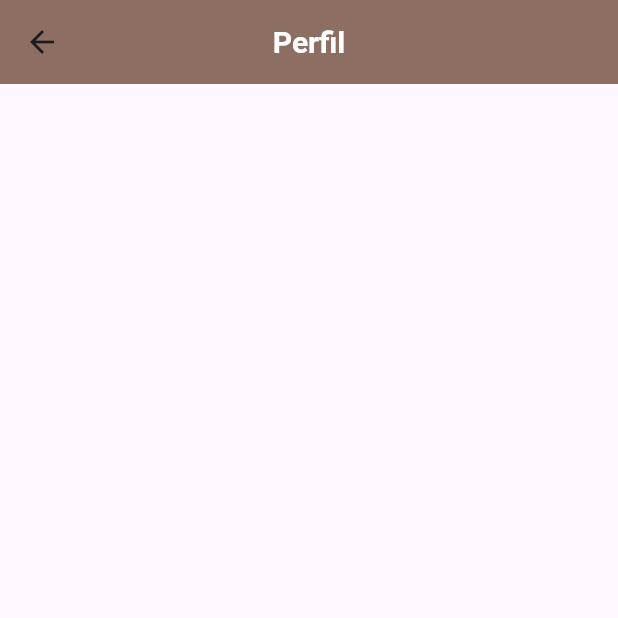
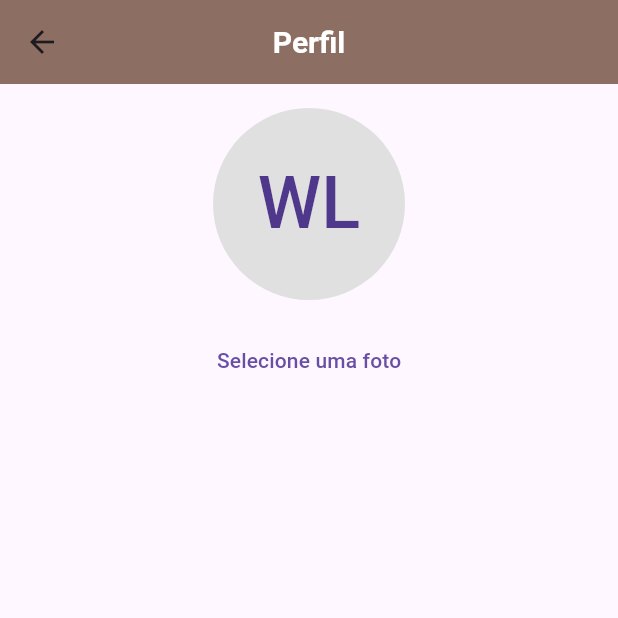
Before and after one commit to Wellington-Lamb/materiall_app, a Flutter app: the ProfilePage screen opened by its route, on a phone screen of 412 x 824 dp, the top half of it. Run offline on Flutter 3.47's test engine with Material 3 defaults, Android fonts, the phone set to English and light mode, and no system bars; our stand-ins replace image_cropper, image_picker.

Commit message:
Adição de imagens no "profile_page"
- Criação de um arquivo "image_helper"
- Mexida total no aquivo "profile_page" implementando a função de adicionar uma imagem para o perfil do usuário.
- Adição de dependências e sdk no arquivo "pubspec.yaml".
- Foi adicionado chaves novas no Info.plist para a questão das imagens.

```diff
--- a/lib/profile_page.dart
+++ b/lib/profile_page.dart
@@ -1,4 +1,7 @@
+import 'dart:io';
 import 'package:flutter/material.dart';
+import 'package:image_cropper/image_cropper.dart';
+import 'package:meu_primeiro_app/image_helper.dart';
 
 class ProfilePage extends StatelessWidget {
   const ProfilePage({super.key});
@@ -16,7 +19,63 @@ class ProfilePage extends StatelessWidget {
         ),
       ),
 
-      body: Center(),
+      body: const Center(child: ProfileImage(initials: "WL")),
     );
   }
 }
+
+final imageHelper = ImageHelper();
+
+class ProfileImage extends StatefulWidget {
+  const ProfileImage({super.key, required this.initials});
+
+  final String initials;
+
+  @override
+  State<ProfileImage> createState() => _ProfileImageState();
+}
+
+class _ProfileImageState extends State<ProfileImage> {
+  File? _image;
+
+  @override
+  Widget build(BuildContext context) {
+    return Column(
+      children: [
+        const SizedBox(height: 16),
+        Center(
+          child: FittedBox(
+            fit: BoxFit.contain,
+            child: CircleAvatar(
+              backgroundColor: Colors.grey[300],
+              radius: 64,
+              foregroundImage: _image != null ? FileImage(_image!) : null,
+              child: Text(
+                widget.initials,
+                style: const TextStyle(fontSize: 48),
+              ),
+            ),
+          ),
+        ),
+        const SizedBox(height: 16),
+        TextButton(
+          onPressed: () async {
+            final files = await imageHelper.pickImage();
+            if (files.isNotEmpty) {
+              final croppedFile = await imageHelper.crop(
+                file: files.first,
+                cropStyle: CropStyle.circle,
+              );
+              if (croppedFile != null) {
+                setState(() {
+                  _image = File(croppedFile.path);
+                });
+              }
+            }
+          },
+          child: const Text("Selecione uma foto"),
+        ),
+      ],
+    );
+  }
+}
```
Also changed, not shown: lib/image_helper.dart (added, +34 -0 lines), pubspec.yaml (+6 -63 lines), 1 other file.
